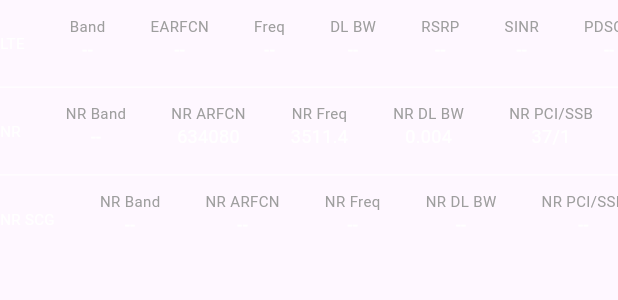
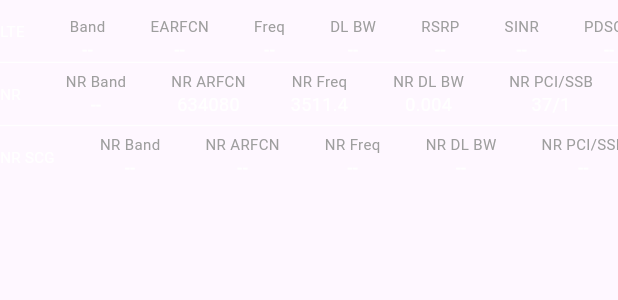
Before and after one commit to chakshit2004h/internship_task, a Flutter app: what mainPage() shows on an empty page, opened directly, on a phone screen of 412 x 824 dp. Shown: the top 300 px of the screen. Run offline on Flutter 3.47's test engine with Material 3 defaults, Android fonts, the phone set to English and light mode, and no system bars.

Commit message:
second commit

```diff
--- a/lib/widget/appbar.dart
+++ b/lib/widget/appbar.dart
@@ -49,7 +49,7 @@ class _CustomAppBarState extends State<CustomAppBar> {
               color: Colors.white,
               size: 24,
             ),
-            offset: const Offset(-100, 0), // Adjust position of the popup menu.
+            offset: const Offset(-120, 0), // Adjust position of the popup menu.
             onSelected: (value) {
               // Handle selection logic if needed.
             },
@@ -272,7 +272,7 @@ class _CustomAppBarState extends State<CustomAppBar> {
         text,
         style: const TextStyle(
           color: Colors.orangeAccent,
-          fontSize: 20,
+          fontSize: 12,
           fontWeight: FontWeight.bold,
         ),
       ),
--- a/lib/widget/bottomSheet1.dart
+++ b/lib/widget/bottomSheet1.dart
@@ -50,8 +50,7 @@ class BottomSheetPicker_1 {
       'OFF'
     ]; // List of values for editing or off state
 
-    showModalBottomSheet(
-      isScrollControlled: true, // Allow full-screen height
+    showModalBottomSheet(// Allow full-screen height
       backgroundColor: Colors.grey[200],
       context: context,
       shape: const RoundedRectangleBorder(
@@ -62,13 +61,13 @@ class BottomSheetPicker_1 {
           color: Colors.black87,
           height: MediaQuery.of(context).size.height * 0.95, // 95% of screen height
           child: Padding(
-            padding: const EdgeInsets.symmetric(vertical: 16.0, horizontal: 12.0),
+            padding: const EdgeInsets.symmetric(vertical: 1.0, horizontal: 1.0),
             child: Column(
               children: [
                 Container(
                   width: 40,
                   height: 4,
-                  margin: const EdgeInsets.only(bottom: 16.0),
+                  margin: const EdgeInsets.only(bottom: 1.0),
                   decoration: BoxDecoration(
                     color: Colors.grey,
                     borderRadius: BorderRadius.circular(10),
@@ -84,8 +83,8 @@ class BottomSheetPicker_1 {
                         leading: Material(
                           elevation: 10,
                           child: Container(
-                            width: 80,
-                            height: 50,
+                            width: 40,
+                            height: 30,
                             decoration: BoxDecoration(
                               color: isDisabled ? Colors.grey : Colors.black54,
                             ),
@@ -94,7 +93,7 @@ class BottomSheetPicker_1 {
                                 val[index],
                                 style: const TextStyle(
                                   color: Colors.white,
-                                  fontSize: 20,
+                                  fontSize: 10,
                                   fontWeight: FontWeight.w500,
                                 ),
                               ),
@@ -103,13 +102,13 @@ class BottomSheetPicker_1 {
                         ),
                         title: Text(
                           options[index],
-                          style: const TextStyle(fontSize: 18, color: Colors.white),
+                          style: const TextStyle(fontSize: 12, color: Colors.white),
                         ),
                         subtitle: subtitles[index].isNotEmpty
                             ? Text(
                           subtitles[index],
                           style: const TextStyle(
-                            fontSize: 14,
+                            fontSize: 10,
                             color: Colors.grey,
                           ),
                         )
@@ -120,7 +119,6 @@ class BottomSheetPicker_1 {
                           // Perform your action here
                           Navigator.pop(context); // Close the BottomSheet after selection
                         },
-                        contentPadding: EdgeInsets.symmetric(vertical: 8),
                       );
                     },
                   ),
--- a/lib/widget/value_container.dart
+++ b/lib/widget/value_container.dart
@@ -29,7 +29,7 @@ class _mainPageState extends State<mainPage> {
             },
             child: AnimatedContainer(
               width: double.infinity,
-              height: isExpanded_1 ? mq.height * 0.07 : mq.height* 0.16,
+              height: isExpanded_1 ? mq.height * 0.05 : mq.height* 0.12,
               duration: const Duration(milliseconds: 300),
               curve: Curves.easeInOut,
               child: Row(
@@ -41,7 +41,7 @@ class _mainPageState extends State<mainPage> {
                     child: Center(
                       child: Text(
                         "LTE",
-                        style: AppWidget.lightTextStyle().copyWith(color: Colors.white),
+                        style: AppWidget.lightTextStyle().copyWith(color: Colors.white,fontSize: 10),
                       ),
                     ),
                   ),
@@ -57,7 +57,7 @@ class _mainPageState extends State<mainPage> {
                               children: [
                                 Text(
                                   "Band",
-                                  style: AppWidget.lightTextStyle(),
+                                  style: AppWidget.lightTextStyle().copyWith(fontSize: 10),
                                 ),
                                 isExpanded_1
                                     ? buildItem("--")
@@ -78,7 +78,7 @@ class _mainPageState extends State<mainPage> {
                               children: [
                                 Text(
                                   "EARFCN",
-                                  style: AppWidget.lightTextStyle(),
+                                  style: AppWidget.lightTextStyle().copyWith(fontSize: 10),
                                 ),
                                 isExpanded_1
                                     ? buildItem("--")
@@ -99,7 +99,7 @@ class _mainPageState extends State<mainPage> {
                               children: [
                                 Text(
                                   "Freq",
-                                  style: AppWidget.lightTextStyle(),
+                                  style: AppWidget.lightTextStyle().copyWith(fontSize: 10),
                                 ),
                                 isExpanded_1
                                     ? buildItem("--")
@@ -120,7 +120,7 @@ class _mainPageState extends State<mainPage> {
                               children: [
                                 Text(
                                   "DL BW",
-                                  style: AppWidget.lightTextStyle(),
+                                  style: AppWidget.lightTextStyle().copyWith(fontSize: 10),
                                 ),
                                 isExpanded_1
                                     ? buildItem("--")
@@ -141,7 +141,7 @@ class _mainPageState extends State<mainPage> {
                               children: [
                                 Text(
                                   "RSRP",
-                                  style: AppWidget.lightTextStyle(),
+                                  style: AppWidget.lightTextStyle().copyWith(fontSize: 10),
                                 ),
                                 isExpanded_1
                                     ? buildItem("--")
@@ -162,7 +162,7 @@ class _mainPageState extends State<mainPage> {
                               children: [
                                 Text(
                                   "SINR",
-                                  style: AppWidget.lightTextStyle(),
+                                  style: AppWidget.lightTextStyle().copyWith(fontSize: 10),
                                 ),
                                 isExpanded_1
                                     ? buildItem("--")
@@ -183,7 +183,7 @@ class _mainPageState extends State<mainPage> {
                               children: [
                                 Text(
                                   "PDSCH",
-                                  style: AppWidget.lightTextStyle(),
+                                  style: AppWidget.lightTextStyle().copyWith(fontSize: 10),
                                 ),
                                 isExpanded_1
                                     ? buildItem("--")
@@ -204,7 +204,7 @@ class _mainPageState extends State<mainPage> {
                               children: [
                                 Text(
                                   "PUSCH",
-                                  style: AppWidget.lightTextStyle(),
+                                  style: AppWidget.lightTextStyle().copyWith(fontSize: 10),
                                 ),
                                 isExpanded_1
                                     ? buildItem("--")
@@ -236,7 +236,7 @@ class _mainPageState extends State<mainPage> {
             },
             child: AnimatedContainer(
               width: double.infinity,
-              height: isExpanded_2 ? mq.height * 0.07 : mq.height* 0.16,
+              height: isExpanded_2 ? mq.height * 0.05 : mq.height* 0.12,
               duration: const Duration(milliseconds: 300),
               curve: Curves.easeInOut,
               child: Row(
@@ -259,12 +259,12 @@ class _mainPageState extends State<mainPage> {
                       child: Row(
                         children: [
                           Padding(
-                            padding: EdgeInsets.only(left: 30.0, top: 10),
+                            padding: EdgeInsets.only(left: 30.0, top: 5),
                             child: Column(
                               children: [
                                 Text(
                                   "NR Band",
-                                  style: AppWidget.lightTextStyle(),
+                                  style: AppWidget.lightTextStyle().copyWith(fontSize: 10),
                                 ),
                                 isExpanded_2
                                     ? buildItem("--")
@@ -280,12 +280,12 @@ class _mainPageState extends State<mainPage> {
                             ),
                           ),
                           Padding(
-                            padding: EdgeInsets.only(left: 30.0, top: 10),
+                            padding: EdgeInsets.only(left: 30.0, top: 5),
                             child: Column(
                               children: [
                                 Text(
                                   "NR ARFCN",
-                                  style: AppWidget.lightTextStyle(),
+                                  style: AppWidget.lightTextStyle().copyWith(fontSize: 10),
                                 ),
                                 isExpanded_2
                                     ? buildItem("634080")
@@ -301,12 +301,12 @@ class _mainPageState extends State<mainPage> {
                             ),
                           ),
                           Padding(
-                            padding: EdgeInsets.only(left: 30.0, top: 10),
+                            padding: EdgeInsets.only(left: 30.0, top: 5),
                             child: Column(
                               children: [
                                 Text(
                                   "NR Freq",
-                                  style: AppWidget.lightTextStyle(),
+                                  style: AppWidget.lightTextStyle().copyWith(fontSize: 10),
                                 ),
                                 isExpanded_2
                                     ? buildItem("3511.4")
@@ -322,12 +322,12 @@ class _mainPageState extends State<mainPage> {
                             ),
                           ),
                           Padding(
-                            padding: EdgeInsets.only(left: 30.0, top: 10),
+                            padding: EdgeInsets.only(left: 30.0, top: 5),
                             child: Column(
                               children: [
                                 Text(
                                   "NR DL BW",
-                                  style: AppWidget.lightTextStyle(),
+                                  style: AppWidget.lightTextStyle().copyWith(fontSize: 10),
                                 ),
                                 isExpanded_2
                                     ? buildItem("0.004")
@@ -343,12 +343,12 @@ class _mainPageState extends State<mainPage> {
                             ),
                           ),
                           Padding(
-                            padding: EdgeInsets.only(left: 30.0, top: 10),
+                            padding: EdgeInsets.only(left: 30.0, top: 5),
                             child: Column(
                               children: [
                                 Text(
                                   "NR PCI/SSB",
-                                  style: AppWidget.lightTextStyle(),
+                                  style: AppWidget.lightTextStyle().copyWith(fontSize: 10),
                                 ),
                                 isExpanded_2
                                     ? buildItem("37/1")
@@ -364,12 +364,12 @@ class _mainPageState extends State<mainPage> {
                             ),
                           ),
                           Padding(
-                            padding: EdgeInsets.only(left: 30.0, top: 10),
+                            padding: EdgeInsets.only(left: 30.0, top: 5),
                             child: Column(
                               children: [
                                 Text(
                                   "SINR",
-                                  style: AppWidget.lightTextStyle(),
+                                  style: AppWidget.lightTextStyle().copyWith(fontSize: 10),
                                 ),
                                 isExpanded_2
                                     ? buildItem("--")
@@ -385,12 +385,12 @@ class _mainPageState extends State<mainPage> {
                             ),
                           ),
                           Padding(
-                            padding: EdgeInsets.only(left: 30.0, top: 10),
+                            padding: EdgeInsets.only(left: 30.0, top: 5),
                             child: Column(
                               children: [
                                 Text(
                                   "NR SS RSRP",
-                                  style: AppWidget.lightTextStyle(),
+                                  style: AppWidget.lightTextStyle().copyWith(fontSize: 10),
                                 ),
                                 isExpanded_2
                                     ? buildItem("-104.4")
@@ -406,12 +406,12 @@ class _mainPageState extends State<mainPage> {
                             ),
                           ),
                           Padding(
-                            padding: EdgeInsets.only(left: 30.0, top: 10),
+                            padding: EdgeInsets.only(left: 30.0, top: 5),
                             child: Column(
                               children: [
                                 Text(
                                   "NR SS RSRQ",
-                                  style: AppWidget.lightTextStyle(),
+                                  style: AppWidget.lightTextStyle().copyWith(fontSize: 10),
                                 ),
                                 isExpanded_2
                                     ? buildItem("-10.9")
@@ -427,12 +427,12 @@ class _mainPageState extends State<mainPage> {
                             ),
                           ),
                           Padding(
-                            padding: EdgeInsets.only(left: 30.0, top: 10),
+                            padding: EdgeInsets.only(left: 30.0, top: 5),
                             child: Column(
                               children: [
                                 Text(
                                   "NR SS SINR",
-                                  style: AppWidget.lightTextStyle(),
+                                  style: AppWidget.lightTextStyle().copyWith(fontSize: 10),
                                 ),
                                 isExpanded_2
                                     ? buildItem("9.5")
@@ -448,12 +448,12 @@ class _mainPageState extends State<mainPage> {
                             ),
                           ),
                           Padding(
-                            padding: EdgeInsets.only(left: 30.0, top: 10),
+                            padding: EdgeInsets.only(left: 30.0, top: 5),
                             child: Column(
                               children: [
                                 Text(
                                   "NR PDSCH",
-                                  style: AppWidget.lightTextStyle(),
+                                  style: AppWidget.lightTextStyle().copyWith(fontSize: 10),
                                 ),
                                 isExpanded_2
                                     ? buildItem("0.004")
@@ -485,7 +485,7 @@ class _mainPageState extends State<mainPage> {
             },
             child: AnimatedContainer(
               width: double.infinity,
-              height: isExpanded_3 ? mq.height * 0.07 : mq.height* 0.16,
+              height: isExpanded_3 ? mq.height * 0.05 : mq.height* 0.12,
               duration: const Duration(milliseconds: 300),
               curve: Curves.easeInOut,
               child: Row(
@@ -508,12 +508,12 @@ class _mainPageState extends State<mainPage> {
                       child: Row(
                         children: [
                           Padding(
-                            padding: EdgeInsets.only(left: 30.0, top: 10),
+                            padding: EdgeInsets.only(left: 30.0, top: 5),
                             child: Column(
                               children: [
                                 Text(
                                   "NR Band",
-                                  style: AppWidget.lightTextStyle(),
+                                  style: AppWidget.lightTextStyle().copyWith(fontSize: 10),
                                 ),
                                 isExpanded_3
                                     ? buildItem("--")
@@ -529,12 +529,12 @@ class _mainPageState extends State<mainPage> {
                             ),
                           ),
                           Padding(
-                            padding: EdgeInsets.only(left: 30.0, top: 10),
+                            padding: EdgeInsets.only(left: 30.0, top: 5),
                             child: Column(
                               children: [
                                 Text(
                                   "NR ARFCN",
-                                  style: AppWidget.lightTextStyle(),
+                                  style: AppWidget.lightTextStyle().copyWith(fontSize: 10),
                                 ),
                                 isExpanded_3
                                     ? buildItem("--")
@@ -550,12 +550,12 @@ class _mainPageState extends State<mainPage> {
                             ),
                           ),
                           Padding(
-                            padding: EdgeInsets.only(left: 30.0, top: 10),
+                            padding: EdgeInsets.only(left: 30.0, top: 5),
                             child: Column(
                               children: [
                                 Text(
                                   "NR Freq",
-                                  style: AppWidget.lightTextStyle(),
+                                  style: AppWidget.lightTextStyle().copyWith(fontSize: 10),
                                 ),
                                 isExpanded_3
                                     ? buildItem("--")
@@ -571,12 +571,12 @@ class _mainPageState extends State<mainPage> {
                             ),
                           ),
                           Padding(
-                            padding: EdgeInsets.only(left: 30.0, top: 10),
+                            padding: EdgeInsets.only(left: 30.0, top: 5),
                             child: Column(
                               children: [
                                 Text(
                                   "NR DL BW",
-                                  style: AppWidget.lightTextStyle(),
+                                  style: AppWidget.lightTextStyle().copyWith(fontSize: 10),
                                 ),
                                 isExpanded_3
                                     ? buildItem("--")
@@ -592,12 +592,12 @@ class _mainPageState extends State<mainPage> {
                             ),
                           ),
                           Padding(
-                            padding: EdgeInsets.only(left: 30.0, top: 10),
+                            padding: EdgeInsets.only(left: 30.0, top: 5),
                             child: Column(
                               children: [
                                 Text(
                                   "NR PCI/SSB",
-                                  style: AppWidget.lightTextStyle(),
+                                  style: AppWidget.lightTextStyle().copyWith(fontSize: 10),
                                 ),
                                 isExpanded_3
                                     ? buildItem("--")
@@ -613,12 +613,12 @@ class _mainPageState extends State<mainPage> {
                             ),
                           ),
                           Padding(
-                            padding: EdgeInsets.only(left: 30.0, top: 10),
+                            padding: EdgeInsets.only(left: 30.0, top: 5),
                             child: Column(
                               children: [
                                 Text(
                                   "NR SS RSRP",
-                                  style: AppWidget.lightTextStyle(),
+                                  style: AppWidget.lightTextStyle().copyWith(fontSize: 10),
                                 ),
                                 isExpanded_3
                                     ? buildItem("--")
@@ -634,12 +634,12 @@ class _mainPageState extends State<mainPage> {
                             ),
                           ),
                           Padding(
-                            padding: EdgeInsets.only(left: 30.0, top: 10),
+                            padding: EdgeInsets.only(left: 30.0, top: 5),
                             child: Column(
                               children: [
                                 Text(
                                   "NR SS RSRQ",
-                                  style: AppWidget.lightTextStyle(),
+                                  style: AppWidget.lightTextStyle().copyWith(fontSize: 10),
                                 ),
                                 isExpanded_3
                                     ? buildItem("--")
@@ -655,12 +655,12 @@ class _mainPageState extends State<mainPage> {
                             ),
                           ),
                           Padding(
-                            padding: EdgeInsets.only(left: 30.0, top: 10),
+                            padding: EdgeInsets.only(left: 30.0, top: 5),
                             child: Column(
                               children: [
                                 Text(
                                   "NR SS SINR",
-                                  style: AppWidget.lightTextStyle(),
+                                  style: AppWidget.lightTextStyle().copyWith(fontSize: 10),
                                 ),
                                 isExpanded_3
                                     ? buildItem("--")
```
